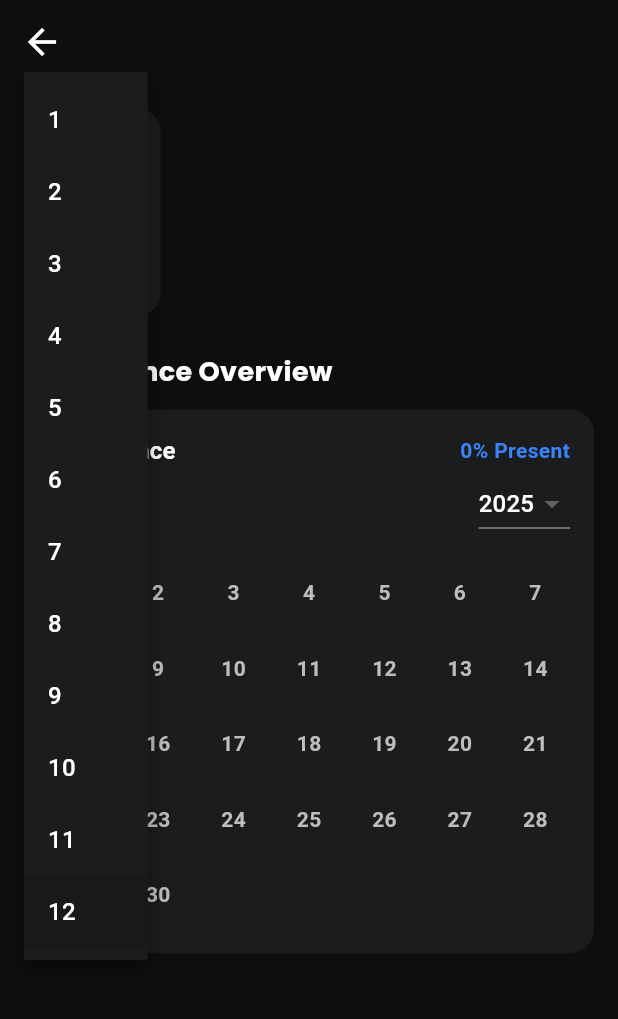
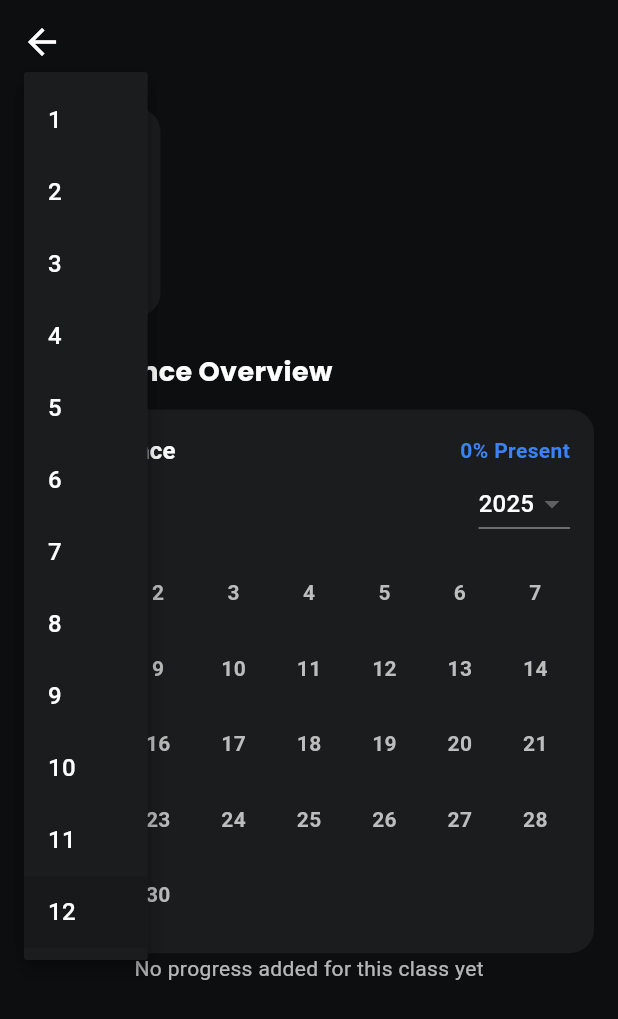
Before and after one commit to mohamadkordy1/BabiKids_frontend, a Flutter app: the ClassroomDetailPage screen opened directly with empty values, after a tap on "12", on a phone screen of 412 x 824 dp. Shown: the top 1019 px of the screen. Run offline on Flutter 3.47's test engine with Material 3 defaults, Android fonts, the phone set to English and light mode, and no system bars; our stand-ins replace dio, get, google_fonts, shared_preferences; accounts and stored records are empty; network calls fail.

```diff
--- a/lib/Controllers/AttandanceController.dart
+++ b/lib/Controllers/AttandanceController.dart
@@ -18,15 +18,9 @@ import 'UserController.dart';class AttendanceController extends GetxController {
       isLoading.value = true;
 
       final userController = Get.find<UserController>();
+      final dio = DioClient.dio;
 
-      final response = await DioClient().gettInstance().get(
-        '/attendance',
-        options: Options(
-          headers: {
-            'Authorization': 'Bearer ${userController.accessToken.value}',
-          },
-        ),
-      );
+      final response = await dio.get('/attendance');
 
       print("Attendance API response: ${response.data}");
 
--- /dev/null
+++ b/lib/Controllers/ProgressController.dart
@@ -0,0 +1,26 @@
+import 'package:get/get.dart';
+import '../Models/Progress.dart' as model;
+import '../Services/ProgressService.dart';
+
+class ProgressController extends GetxController {
+  final ProgressService _service = ProgressService();
+
+  var progresses = <model.Progress>[].obs;
+  var isLoading = false.obs;
+
+  Future<void> loadProgressForClass(int classroomId) async {
+    try {
+      isLoading(true);
+
+      final allProgresses = await _service.fetchProgresses();
+
+      progresses.value = allProgresses
+          .where((p) => p.classroomId == classroomId)
+          .toList();
+    } catch (e) {
+      print('Failed to load progresses: $e');
+    } finally {
+      isLoading(false);
+    }
+  }
+}
--- a/lib/Controllers/RegistrationController.dart
+++ b/lib/Controllers/RegistrationController.dart
@@ -37,12 +37,10 @@ class RegistrationController extends GetxController {
     };
 
     print("Request Body: $requestBody");
+    final dio = DioClient.dio;
 
     try {
-      final response = await DioClient().gettInstance().post(
-        '/register',
-        data: requestBody,
-      );
+      final response = await dio.post('/children');
 
       if (response.statusCode == 201) {
         _showSuccessDialog();
--- a/lib/Core/Network/DioClient.dart
+++ b/lib/Core/Network/DioClient.dart
@@ -1,22 +1,19 @@
 import 'package:dio/dio.dart';
 
+class DioClient {
+  static final Dio dio = Dio(
+    BaseOptions(
+      baseUrl: 'http://babikids.test/api/v1',
+      connectTimeout: const Duration(milliseconds: 5000),
+      receiveTimeout: const Duration(milliseconds: 3000),
+      headers: {
+        'Content-Type': 'application/json',
+        'Accept': 'application/json',
+      },
+    ),
+  );
 
-class DioClient {
-Dio gettInstance() {
-return Dio(
-
-
-BaseOptions(
-  baseUrl: 'http://babikids.test/api/v1', // Replace with your API base URL
-
-  connectTimeout: Duration(milliseconds: 5000),
-  receiveTimeout: Duration(milliseconds: 3000),
-  headers:  {
-    'Content-Type': 'application/json',
-    'Accept': 'application/json',
-  },
-)
-
- );}
-
+  static void setToken(String token) {
+    dio.options.headers['Authorization'] = 'Bearer $token';
+  }
 }
--- /dev/null
+++ b/lib/Models/Progress.dart
@@ -0,0 +1,34 @@
+class Progress {
+  final int id;
+  final int childId;
+  final int classroomId;
+  final String goalTitle;
+  final String startDate;
+  final String targetDate;
+  final String status;
+  final String notes;
+
+  Progress({
+    required this.id,
+    required this.childId,
+    required this.classroomId,
+    required this.goalTitle,
+    required this.startDate,
+    required this.targetDate,
+    required this.status,
+    required this.notes,
+  });
+
+  factory Progress.fromJson(Map<String, dynamic> json) {
+    return Progress(
+      id: json['id'],
+      childId: json['child_id'],
+      classroomId: json['classroom_id'],
+      goalTitle: json['goal_title'],
+      startDate: json['start_date'],
+      targetDate: json['target_date'],
+      status: json['status'],
+      notes: json['notes'],
+    );
+  }
+}
--- /dev/null
+++ b/lib/Services/ProgressService.dart
@@ -0,0 +1,15 @@
+import 'package:dio/dio.dart';
+import '../Core/Network/DioClient.dart';
+import '../Models/Progress.dart';
+
+class ProgressService {
+  final Dio dio = DioClient.dio;
+
+  Future<List<Progress>> fetchProgresses() async {
+    final response = await dio.get('/progresses');
+
+    return (response.data['data'] as List)
+        .map((e) => Progress.fromJson(e))
+        .toList();
+  }
+}
--- a/lib/Views/Parent/ClassDetails.dart
+++ b/lib/Views/Parent/ClassDetails.dart
@@ -4,6 +4,10 @@ import 'package:get/get.dart';
 import '/Models/Classroom.dart';
 import '../../Controllers/AttandanceController.dart';
   import 'package:frontend/Models/Child.dart';
+import 'package:get/get.dart';
+import '../../Controllers/ProgressController.dart';
+import '../../Models/Progress.dart' as model;
+
 class ClassroomDetailPage extends StatefulWidget {
   final Classroom classroom;
   final Child child;
@@ -16,12 +20,15 @@ class ClassroomDetailPage extends StatefulWidget {
 
 class _ClassroomDetailPageState extends State<ClassroomDetailPage> {
   final AttendanceController attendanceController = Get.put(AttendanceController());
+  final ProgressController progressController = Get.put(ProgressController());
 
   final int totalDays = 30; // Example for September
 
   @override
   void initState() {
     super.initState();
+    progressController.loadProgressForClass(widget.classroom.id);
+
     attendanceController.fetchAttendance(
       classroomId: widget.classroom.id,
       childId: widget.child.id,
@@ -51,7 +58,9 @@ class _ClassroomDetailPageState extends State<ClassroomDetailPage> {
       ),
       body: SingleChildScrollView(
         padding: const EdgeInsets.all(16),
-        child: Obx(() {
+        child: Column(
+          children: [
+            Obx(() {
               final percent = attendanceController.presentPercentage(totalDays);
               return Column(
                 crossAxisAlignment: CrossAxisAlignment.start,
@@ -198,7 +207,110 @@ class _ClassroomDetailPageState extends State<ClassroomDetailPage> {
                 ],
               );
             }),
+            Obx(() {
+              if (progressController.isLoading.value) {
+                return const Center(child: CircularProgressIndicator());
+              }
+
+              if (progressController.progresses.isEmpty) {
+                return const Text(
+                  "No progress added for this class yet",
+                  style: TextStyle(color: Colors.white70),
+                );
+              }
+
+              return Column(
+                crossAxisAlignment: CrossAxisAlignment.start,
+                children: [
+                  const Text(
+                    "Progress Overview",
+                    style: TextStyle(
+                      fontSize: 22,
+                      fontWeight: FontWeight.bold,
+                      color: Colors.white,
+                    ),
+                  ),
+                  const SizedBox(height: 16),
+                  ...progressController.progresses.map(progressCard).toList(),
+                ],
+              );
+            })
+          ],
+        ),
+
       ),
     );
   }
 }
+
+
+
+
+
+Widget progressCard(model.Progress p) {
+  Color statusColor;
+  String statusText;
+
+  switch (p.status) {
+    case 'completed':
+      statusColor = Colors.green;
+      statusText = 'Completed';
+      break;
+    case 'in_progress':
+      statusColor = Colors.blue;
+      statusText = 'In Progress';
+      break;
+    default:
+      statusColor = Colors.grey;
+      statusText = 'Not Started';
+  }
+
+  return Container(
+    margin: const EdgeInsets.only(bottom: 16),
+    padding: const EdgeInsets.all(16),
+    decoration: BoxDecoration(
+      color: Colors.black87,
+      borderRadius: BorderRadius.circular(16),
+    ),
+    child: Column(
+      crossAxisAlignment: CrossAxisAlignment.start,
+      children: [
+        Row(
+          mainAxisAlignment: MainAxisAlignment.spaceBetween,
+          children: [
+            Text(
+              p.goalTitle,
+              style: const TextStyle(
+                fontSize: 18,
+                fontWeight: FontWeight.bold,
+                color: Colors.white,
+              ),
+            ),
+            Container(
+              padding: const EdgeInsets.symmetric(
+                  horizontal: 12, vertical: 6),
+              decoration: BoxDecoration(
+                color: statusColor.withOpacity(0.2),
+                borderRadius: BorderRadius.circular(20),
+              ),
+              child: Text(
+                statusText,
+                style: TextStyle(color: statusColor),
+              ),
+            ),
+          ],
+        ),
+        const SizedBox(height: 12),
+        Text("Start: ${p.startDate}",
+            style: const TextStyle(color: Colors.white70)),
+        Text("Target: ${p.targetDate}",
+            style: const TextStyle(color: Colors.white70)),
+        const SizedBox(height: 12),
+        Text(
+          p.notes,
+          style: const TextStyle(color: Colors.white),
+        ),
+      ],
+    ),
+  );
+}
```
Also changed, not shown: lib/Controllers/ChildrenController.dart (+2 -8 lines), lib/Controllers/EditAccountController.dart (+2 -9 lines), lib/Controllers/LoginController.dart (+6 -7 lines), lib/Controllers/PaymentController.dart (+2 -8 lines), lib/Controllers/UserController.dart (+4 -3 lines), lib/Services/ChildService.dart (+4 -16 lines), lib/Services/ReportService.dart (+2 -8 lines). Lines whose indentation alone changed are shown as unchanged.
